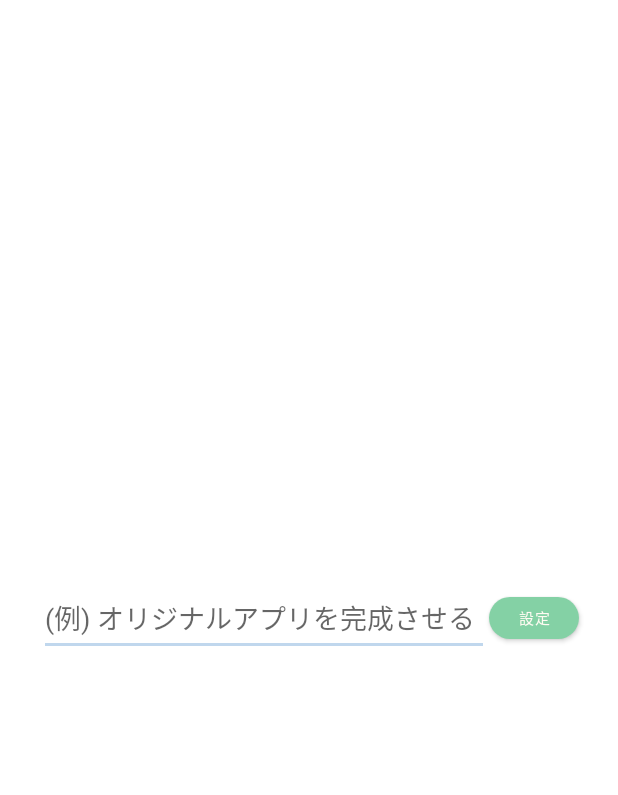
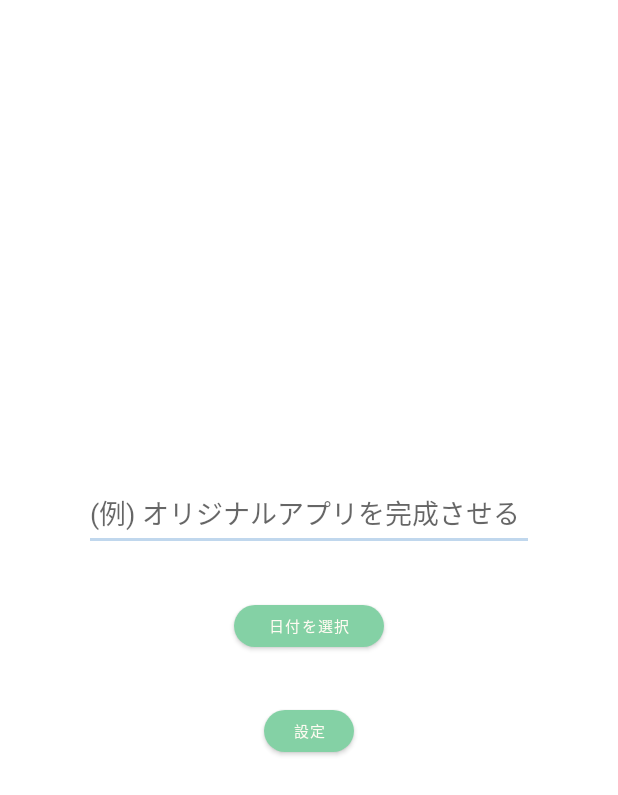
Before and after one commit to ri0103/DevGoal, an Android app: the SettingActivity screen opened directly, with no data from a screen before it, after a tap on "設定", on a phone screen of 412 x 824 dp. Shown: the top 795 px of the screen. Run offline under Robolectric (Android 15) with nearby library versions, the phone set to English and light mode, and no system bars; our stand-ins replace Room's generated code.

Commit message:
backup_202207092026

```diff
--- a/app/src/main/java/app/ishizaki/ryu/devgoal/activities/EndStopwatchActivity.kt
+++ b/app/src/main/java/app/ishizaki/ryu/devgoal/activities/EndStopwatchActivity.kt
@@ -28,7 +28,7 @@ class EndStopwatchActivity : AppCompatActivity() {
 
         val db = Room.databaseBuilder(
             applicationContext,
-            AppDatabase::class.java, "database-stopwatch"
+            AppDatabase::class.java, "database"
         ).build()
 
         serviceIntent = Intent(applicationContext, TimerService::class.java)
--- a/app/src/main/java/app/ishizaki/ryu/devgoal/activities/SettingActivity.kt
+++ b/app/src/main/java/app/ishizaki/ryu/devgoal/activities/SettingActivity.kt
@@ -1,9 +1,10 @@
 package app.ishizaki.ryu.devgoal.activities
 
-import android.content.Context
+import android.app.AlertDialog
+import android.app.DatePickerDialog
+import android.app.Dialog
 import androidx.appcompat.app.AppCompatActivity
 import android.os.Bundle
-import android.widget.Toast
 import androidx.lifecycle.lifecycleScope
 import androidx.room.Room
 import app.ishizaki.ryu.devgoal.R
@@ -13,26 +14,68 @@ import kotlinx.android.synthetic.main.activity_setting.*
 import kotlinx.coroutines.Dispatchers
 import kotlinx.coroutines.launch
 import kotlinx.coroutines.withContext
+import java.util.*
 
 class SettingActivity : AppCompatActivity() {
     override fun onCreate(savedInstanceState: Bundle?) {
         super.onCreate(savedInstanceState)
         setContentView(R.layout.activity_setting)
 
+        var yearSelected: Int = 0
+        var monthSelected: Int = 0
+        var dateSelected: Int = 0
+        val c:Calendar = Calendar.getInstance()
+        var dueDate = Date()
+
         val db = Room.databaseBuilder(
             applicationContext,
-            AppDatabase::class.java, "database-goal"
+            AppDatabase::class.java, "database"
         ).build()
 
+        selectDueDateButton.setOnClickListener {
+            DatePickerDialog(
+                this,
+                AlertDialog.THEME_DEVICE_DEFAULT_DARK,
+
+                { _, year, monthOfYear, dayOfMonth ->
+                    Calendar.getInstance().apply { set(year, monthOfYear, dayOfMonth) }
+
+                    yearSelected = year
+                    monthSelected = monthOfYear
+                    dateSelected = dayOfMonth
+
+                    selectDueDateButton.text = "${yearSelected}/${monthSelected+1}/${dateSelected}"
+
+                },
+                Calendar.YEAR,
+                Calendar.MONTH,
+                Calendar.DAY_OF_MONTH
+            ).apply {
+                val now = Date()
+                updateDate(now.year+1900, now.month, now.date)
+            }.show()
+        }
+
         goalSetButton.setOnClickListener {
+            c.set(yearSelected, monthSelected, dateSelected)
+            dueDate = c.time
+
+
             lifecycleScope.launch {
                 withContext(Dispatchers.Default){
-                    val goal = Goal(0, goalEditText.text.toString())
+                    val goal = Goal(0, goalEditText.text.toString(), dueDate)
                     val goalDao = db.goalDao()
-                    goalDao.insert(goal)
+                    val all = goalDao.getAll()
+
+                    if (all.isEmpty()){
+                        goalDao.insert(goal)
+                    } else {
+                        goalDao.update(goal)
+                    }
                 }
             }
-            Toast.makeText(applicationContext, "test", Toast.LENGTH_LONG).show()
+
+
         }
 
     }
--- a/app/src/main/java/app/ishizaki/ryu/devgoal/activities/StopwatchActivity.kt
+++ b/app/src/main/java/app/ishizaki/ryu/devgoal/activities/StopwatchActivity.kt
@@ -30,6 +30,8 @@ class StopwatchActivity : AppCompatActivity() {
         binding = ActivityStopwatchBinding.inflate(layoutInflater)
         setContentView(binding.root)
 
+        binding.endButton.isEnabled = false
+        binding.endButton.setBackgroundColor(Color.parseColor("#9c9c9c"))
 
         binding.startStopButton.setOnClickListener { startStopTimer() }
 //        binding.resetButton.setOnClickListener { resetTimer() }
@@ -63,6 +65,8 @@ class StopwatchActivity : AppCompatActivity() {
                 timerStarted = true
                 binding.startStopButton.text = "停止"
                 binding.startStopButton.icon = getDrawable(R.drawable.ic_baseline_pause_24)
+                binding.endButton.isEnabled = true
+                binding.endButton.setBackgroundColor(Color.parseColor("#679ae6"))
             }
         }
 
--- a/app/src/main/java/app/ishizaki/ryu/devgoal/dataclass/Goal.kt
+++ b/app/src/main/java/app/ishizaki/ryu/devgoal/dataclass/Goal.kt
@@ -7,7 +7,7 @@ import java.util.*
 
 @Entity
 data class Goal(
-    @PrimaryKey val id: Int,
-    @ColumnInfo val goalText: String
-//    val : Date,
+    @PrimaryKey  val id: Int,
+    val goalText: String,
+    val goalDueDate: Date,
 )
--- a/app/src/main/java/app/ishizaki/ryu/devgoal/room/GoalDao.kt
+++ b/app/src/main/java/app/ishizaki/ryu/devgoal/room/GoalDao.kt
@@ -1,9 +1,6 @@
 package app.ishizaki.ryu.devgoal.room
 
-import androidx.room.Dao
-import androidx.room.Delete
-import androidx.room.Insert
-import androidx.room.Query
+import androidx.room.*
 import app.ishizaki.ryu.devgoal.dataclass.Goal
 
 @Dao
@@ -17,6 +14,9 @@ interface GoalDao {
     @Insert
     fun insert(goal: Goal)
 
+    @Update
+    fun update(goal: Goal)
+
     @Delete
     fun delete(goal: Goal)
 }
--- a/app/src/main/res/layout/activity_setting.xml
+++ b/app/src/main/res/layout/activity_setting.xml
@@ -9,19 +9,31 @@
     <LinearLayout
         android:id="@+id/goalSetBox"
         android:layout_width="380sp"
-        android:layout_height="50sp"
+        android:layout_height="wrap_content"
         app:layout_constraintRight_toRightOf="parent"
         app:layout_constraintLeft_toLeftOf="parent"
         app:layout_constraintTop_toTopOf="parent"
         app:layout_constraintBottom_toBottomOf="parent"
         android:gravity="center"
-        android:orientation="horizontal">
+        android:orientation="vertical">
         <EditText
             android:id="@+id/goalEditText"
             android:layout_width="300sp"
             android:layout_height="50sp"
             android:hint="(例) オリジナルアプリを完成させる"
             />
+
+        <Button
+            android:id="@+id/selectDueDateButton"
+            android:layout_width="100sp"
+            android:layout_height="40sp"
+            android:text="日付を選択"
+            app:cornerRadius="30sp"
+            app:layout_constraintRight_toRightOf="parent"
+            app:layout_constraintLeft_toLeftOf="parent"
+            android:layout_margin="30sp"
+            android:textSize="10sp" />
+
         <Button
             android:id="@+id/goalSetButton"
             android:layout_width="60sp"
@@ -35,4 +47,9 @@
 
 
 
+
+
+
+
+
 </androidx.constraintlayout.widget.ConstraintLayout>
--- a/app/src/main/res/layout/activity_stopwatch.xml
+++ b/app/src/main/res/layout/activity_stopwatch.xml
@@ -76,7 +76,8 @@
             android:backgroundTint="@color/main_light_blue"
             app:icon="@drawable/ic_baseline_done_24"
             android:layout_margin="24sp"
-            android:fontFamily="@font/ricty_diminished_regular"/>
+            android:fontFamily="@font/ricty_diminished_regular"
+            />
 
     </LinearLayout>
 
```
Also changed, not shown: app/src/main/java/app/ishizaki/ryu/devgoal/fragments/ChartFragment.kt (+52 -8 lines), app/src/main/java/app/ishizaki/ryu/devgoal/fragments/HomeFragment.kt (+8 -6 lines), app/src/main/res/layout/fragment_chart.xml (+7 -5 lines), app/src/main/res/layout/fragment_home.xml (+10 -7 lines).
